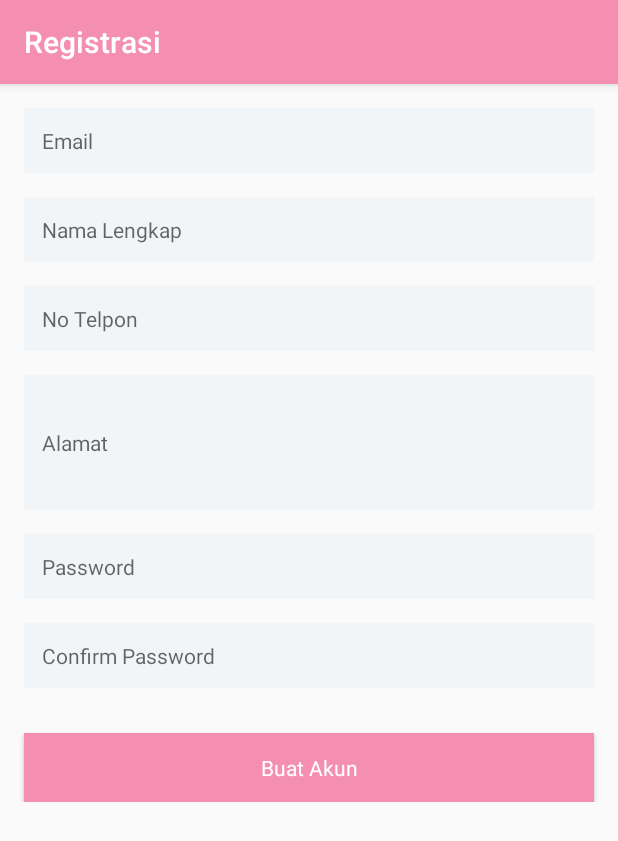
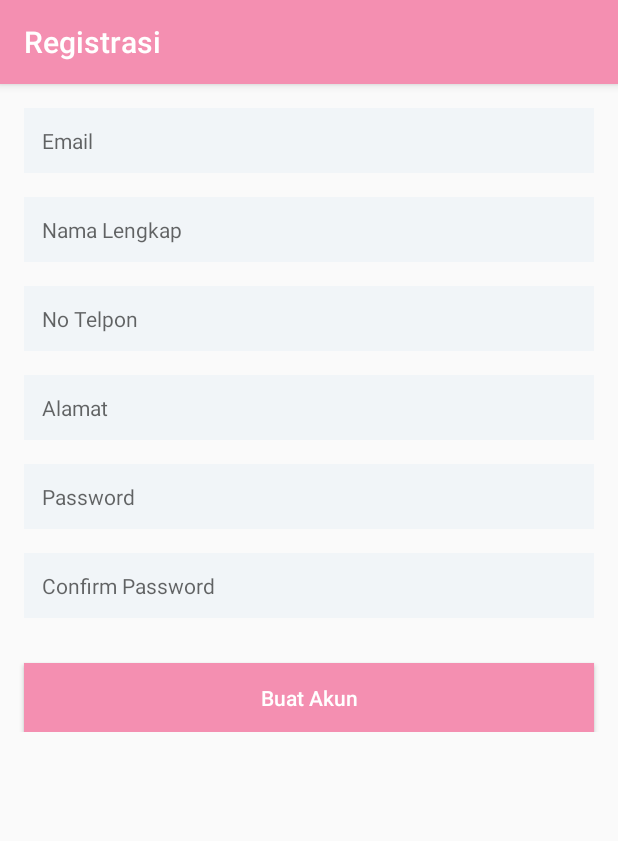
Before and after one commit to Kingmomo/GoSalon, an Android app: the RegistationActivity screen opened directly, with no data from a screen before it, on a phone screen of 412 x 824 dp. Shown: the top 841 px of the screen. Run offline under Robolectric (Android 15) with nearby library versions, the phone set to English and light mode, and no system bars; libraries missing offline, so code that uses them is left out: es.dmoral.toasty; Roboto replaces fonts that are not available here.

Commit message:
transaksi done & style on android 5.1 fixed on regis

```diff
--- a/app/src/main/java/id/ac/darmajaya/gosalon/MapsActivity.java
+++ b/app/src/main/java/id/ac/darmajaya/gosalon/MapsActivity.java
@@ -76,8 +76,7 @@ public class MapsActivity extends AppCompatActivity implements OnMapReadyCallbac
             @Override
             public void onMapClick(LatLng latLng) {
                 mMap.clear();
-
-
+                garageLocation = latLng;
                 moveCamera(latLng, DEFAULT_ZOOM);
             }
         });
--- a/app/src/main/java/id/ac/darmajaya/gosalon/Model/Transaksi/ListProduk.java
+++ b/app/src/main/java/id/ac/darmajaya/gosalon/Model/Transaksi/ListProduk.java
@@ -1,6 +1,9 @@
 package id.ac.darmajaya.gosalon.Model.Transaksi;
 
+import com.google.gson.annotations.SerializedName;
+
 public class ListProduk {
+    @SerializedName("id_produk")
     private String idproduk;
 
     public ListProduk() {
--- a/app/src/main/java/id/ac/darmajaya/gosalon/Model/Transaksi/PostTransaksi.java
+++ b/app/src/main/java/id/ac/darmajaya/gosalon/Model/Transaksi/PostTransaksi.java
@@ -1,12 +1,17 @@
 package id.ac.darmajaya.gosalon.Model.Transaksi;
+
+import com.google.gson.annotations.SerializedName;
 
 import java.util.List;
 
 public class PostTransaksi {
+    @SerializedName("id")
+    private String idtransaksi;
     private String id_user;
     private String id_toko;
+    @SerializedName("produk")
+    private List<ListProduk> listproduk;
     private String id_karyawan;
-    private List<ListProduk> listproduk;
     private String nama;
     private String alamat;
     private String telp;
@@ -15,17 +20,26 @@ public class PostTransaksi {
     private String status;
 
 
-    public PostTransaksi(String id_user, String id_toko, String id_karyawan, List<ListProduk> listproduk, String nama, String alamat, String telp, String kordinat, String waktu_pemesanan, String status) {
+    public PostTransaksi(String idtransaksi, String id_user, String id_toko, List<ListProduk> listproduk, String id_karyawan, String nama, String alamat, String telp, String kordinat, String waktu_pemesanan, String status) {
+        this.idtransaksi = idtransaksi;
         this.id_user = id_user;
         this.id_toko = id_toko;
+        this.listproduk = listproduk;
         this.id_karyawan = id_karyawan;
-        this.listproduk = listproduk;
         this.nama = nama;
         this.alamat = alamat;
         this.telp = telp;
         this.kordinat = kordinat;
         this.waktu_pemesanan = waktu_pemesanan;
         this.status = status;
+    }
+
+    public String getIdtransaksi() {
+        return idtransaksi;
+    }
+
+    public void setIdtransaksi(String idtransaksi) {
+        this.idtransaksi = idtransaksi;
     }
 
     public String getId_user() {
@@ -44,20 +58,20 @@ public class PostTransaksi {
         this.id_toko = id_toko;
     }
 
+    public List<ListProduk> getListproduk() {
+        return listproduk;
+    }
+
+    public void setListproduk(List<ListProduk> listproduk) {
+        this.listproduk = listproduk;
+    }
+
     public String getId_karyawan() {
         return id_karyawan;
     }
 
     public void setId_karyawan(String id_karyawan) {
         this.id_karyawan = id_karyawan;
-    }
-
-    public List<ListProduk> getListproduk() {
-        return listproduk;
-    }
-
-    public void setListproduk(List<ListProduk> listproduk) {
-        this.listproduk = listproduk;
     }
 
     public String getNama() {
--- a/app/src/main/java/id/ac/darmajaya/gosalon/TransaksiActivity.java
+++ b/app/src/main/java/id/ac/darmajaya/gosalon/TransaksiActivity.java
@@ -35,7 +35,6 @@ import java.util.List;
 import es.dmoral.toasty.Toasty;
 import id.ac.darmajaya.gosalon.Model.HistoryTransaksi.ResponTransaksi;
 import id.ac.darmajaya.gosalon.Model.Produk.DataProduk;
-import id.ac.darmajaya.gosalon.Model.Transaksi.DataTransaksi;
 import id.ac.darmajaya.gosalon.Model.Transaksi.ListProduk;
 import id.ac.darmajaya.gosalon.Model.Transaksi.PostTransaksi;
 import id.ac.darmajaya.gosalon.Retrofit.client;
@@ -163,19 +162,24 @@ public class TransaksiActivity extends AppCompatActivity {
 
         GsonBuilder builder = new GsonBuilder();
         Gson gson = builder.create();
+
         DataProduk[] addCartProducts = gson.fromJson(mShared.retrieveProductFromCart(), DataProduk[].class);
         final List<DataProduk> productList = convertObjectArrayToListObject(addCartProducts);
         final List<ListProduk> list = new ArrayList<>();
-        list.add(new ListProduk("1"));
-        list.add(new ListProduk("3"));
 
+        for (int i = 0; i < productList.size(); i++) {
+            list.add(new ListProduk(productList.get(i).getId()));
+
+        }
+        long millis = new Date().getTime();
 
 
         PostTransaksi dataTransaksi = new PostTransaksi(
+                String.valueOf(millis),
                 Prefs.getString(SPref.getId(), null),
                 productList.get(0).getId_toko(),
+                list,
                 productList.get(0).getId_toko(),
-                list,
                 nama.getText().toString(),
                 alamat.getText().toString(),
                 notelp.getText().toString(),
@@ -221,6 +225,7 @@ public class TransaksiActivity extends AppCompatActivity {
         Collections.addAll(mProduct, allProducts);
         return mProduct;
     }
+
 
     private boolean validate_login() {
         return (!Validate.cek(nama) && !Validate.cek(alamat) && !Validate.cek(notelp) && !Validate.cek(koordinat) && !Validate.cek(edClock) && !Validate.cek(edDate)) ? true : false;
@@ -269,9 +274,7 @@ public class TransaksiActivity extends AppCompatActivity {
         super.onActivityResult(requestCode, resultCode, data);
 
         if (requestCode == MAP) {
-   /*         double lat = (double) data.getExtras().get("location_lat");
-            double lng = (double) data.getExtras().get("location_lng");
-            System.out.println("mantap soul "+ lat +" "+ lng);*/
+
             if (resultCode == Activity.RESULT_OK) {
                 double lat = (double) data.getDoubleExtra("location_lat", 0);
                 double lng = (double) data.getDoubleExtra("location_lng", 0);
--- a/app/src/main/res/layout/activity_registation.xml
+++ b/app/src/main/res/layout/activity_registation.xml
@@ -6,54 +6,115 @@
     <LinearLayout
         android:layout_width="match_parent"
         android:layout_height="wrap_content"
+        android:layout_marginBottom="@dimen/spacing_large"
         android:orientation="vertical">
 
         <EditText
             android:id="@+id/email"
-            style="@style/LoginSignUp5Input"
+            android:layout_width="match_parent"
+            android:layout_height="wrap_content"
+            android:layout_marginLeft="@dimen/activity_horizontal_margin"
+            android:layout_marginTop="@dimen/activity_vertical_margin"
+            android:layout_marginRight="@dimen/activity_horizontal_margin"
+            android:background="@color/loginSignup2InputBg"
+            android:gravity="left"
             android:hint="Email"
-            android:inputType="textEmailAddress" />
+            android:inputType="textEmailAddress"
+            android:padding="12dp"
+            android:textColor="@android:color/black"
+            android:textCursorDrawable="@drawable/loginsignup_color_cursor"
+            android:textSize="14sp" />
 
         <EditText
             android:id="@+id/nama"
-            style="@style/LoginSignUp5Input"
-            android:hint="Nama Lengkap" />
+            android:layout_width="match_parent"
+            android:layout_height="wrap_content"
+            android:layout_marginLeft="@dimen/activity_horizontal_margin"
+            android:layout_marginTop="@dimen/activity_vertical_margin"
+            android:layout_marginRight="@dimen/activity_horizontal_margin"
+            android:background="@color/loginSignup2InputBg"
+            android:gravity="left"
+            android:hint="Nama Lengkap"
+            android:padding="12dp"
+            android:textColor="@android:color/black"
+            android:textCursorDrawable="@drawable/loginsignup_color_cursor"
+            android:textSize="14sp" />
 
         <EditText
             android:id="@+id/telp"
-            style="@style/LoginSignUp5Input"
+            android:layout_width="match_parent"
+            android:layout_height="wrap_content"
+            android:layout_marginLeft="@dimen/activity_horizontal_margin"
+            android:layout_marginTop="@dimen/activity_vertical_margin"
+            android:layout_marginRight="@dimen/activity_horizontal_margin"
+            android:background="@color/loginSignup2InputBg"
+            android:gravity="left"
             android:hint="No Telpon"
-            android:inputType="number"/>
+            android:inputType="number"
+            android:padding="12dp"
+            android:textColor="@android:color/black"
+            android:textCursorDrawable="@drawable/loginsignup_color_cursor"
+            android:textSize="14sp" />
 
 
         <EditText
             android:id="@+id/alamat"
-            style="@style/LoginSignUp6Input"
+            android:layout_width="match_parent"
+            android:layout_height="wrap_content"
+            android:layout_marginLeft="@dimen/activity_horizontal_margin"
+            android:layout_marginTop="@dimen/activity_vertical_margin"
+            android:layout_marginRight="@dimen/activity_horizontal_margin"
+            android:background="@color/loginSignup2InputBg"
+            android:gravity="left"
             android:hint="Alamat"
-            android:inputType="textMultiLine" />
+            android:inputType="textMultiLine"
+            android:padding="12dp"
+            android:textColor="@android:color/black"
+            android:textCursorDrawable="@drawable/loginsignup_color_cursor"
+            android:textSize="14sp" />
 
 
         <EditText
             android:id="@+id/password"
-            style="@style/LoginSignUp5Input"
+            android:layout_width="match_parent"
+            android:layout_height="wrap_content"
+            android:layout_marginLeft="@dimen/activity_horizontal_margin"
+            android:layout_marginTop="@dimen/activity_vertical_margin"
+            android:layout_marginRight="@dimen/activity_horizontal_margin"
+            android:background="@color/loginSignup2InputBg"
+            android:gravity="left"
             android:hint="Password"
-            android:inputType="textPassword" />
+            android:inputType="textPassword"
+            android:padding="12dp"
+            android:textColor="@android:color/black"
+            android:textCursorDrawable="@drawable/loginsignup_color_cursor"
+            android:textSize="14sp" />
 
         <EditText
             android:id="@+id/password2"
-            style="@style/LoginSignUp5Input"
+            android:layout_width="match_parent"
+            android:layout_height="wrap_content"
+            android:layout_marginLeft="@dimen/activity_horizontal_margin"
+            android:layout_marginTop="@dimen/activity_vertical_margin"
+            android:layout_marginRight="@dimen/activity_horizontal_margin"
+            android:background="@color/loginSignup2InputBg"
+            android:gravity="left"
             android:hint="Confirm Password"
-            android:inputType="textPassword" />
+            android:inputType="textPassword"
+            android:padding="12dp"
+            android:textColor="@android:color/black"
+            android:textCursorDrawable="@drawable/loginsignup_color_cursor"
+            android:textSize="14sp" />
 
         <Button
             android:id="@+id/btn_register"
-            style="@style/ButtonOrange"
             android:layout_width="match_parent"
             android:layout_height="46dp"
             android:layout_gravity="center_horizontal"
             android:layout_marginLeft="@dimen/activity_horizontal_margin"
+            android:layout_marginTop="30dp"
             android:layout_marginRight="@dimen/activity_horizontal_margin"
-            android:layout_marginTop="30dp"
+            android:background="@color/colorPrimary"
             android:onClick="onClick"
             android:text="Buat Akun"
             android:textAllCaps="false"
```
